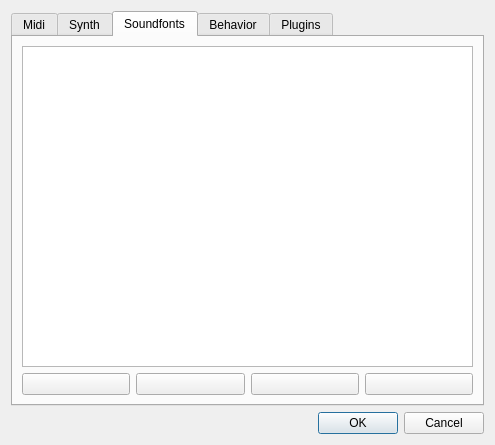
Qt form qmidiplayer-desktop/qmpsettingswindow.ui (chirs241097/QMidiPlayer) before a commit.
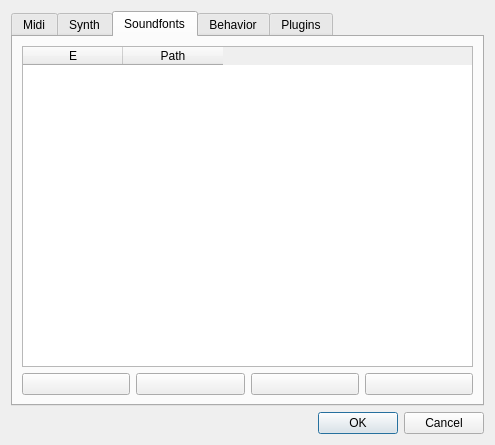
The same form after that commit. The open tabs and pages were chosen to show the change. Icons and pictures are not drawn.

Commit message: Allow disabling soundfonts in the soundfont setting tab.

The edit to the form file:
```diff
--- a/qmidiplayer-desktop/qmpsettingswindow.ui
+++ b/qmidiplayer-desktop/qmpsettingswindow.ui
@@ -442,10 +442,20 @@
       </attribute>
       <layout class="QVBoxLayout" name="verticalLayout_2">
        <item>
-        <widget class="QListWidget" name="lwSoundfont">
+        <widget class="QTableWidget" name="twSoundfont">
          <property name="dragDropMode">
           <enum>QAbstractItemView::InternalMove</enum>
          </property>
+         <column>
+          <property name="text">
+           <string>E</string>
+          </property>
+         </column>
+         <column>
+          <property name="text">
+           <string>Path</string>
+          </property>
+         </column>
         </widget>
        </item>
        <item>
```
Left out of the diff: 2 changed lines with no effect on the pictures. The commit also changes 4 other files.
